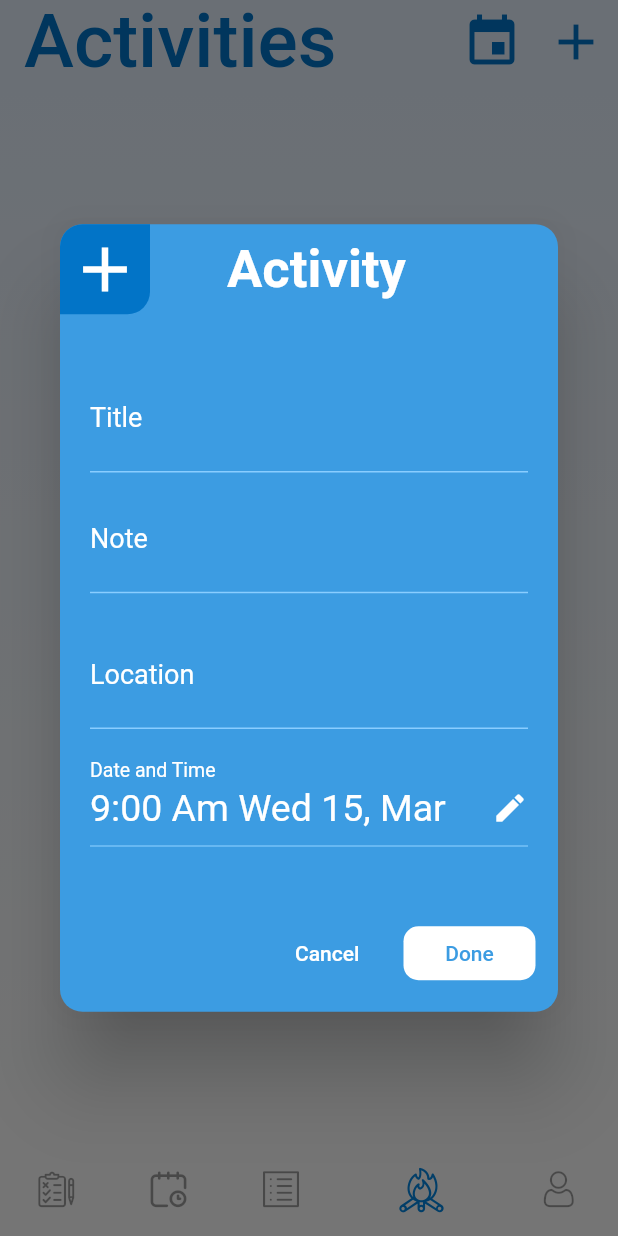
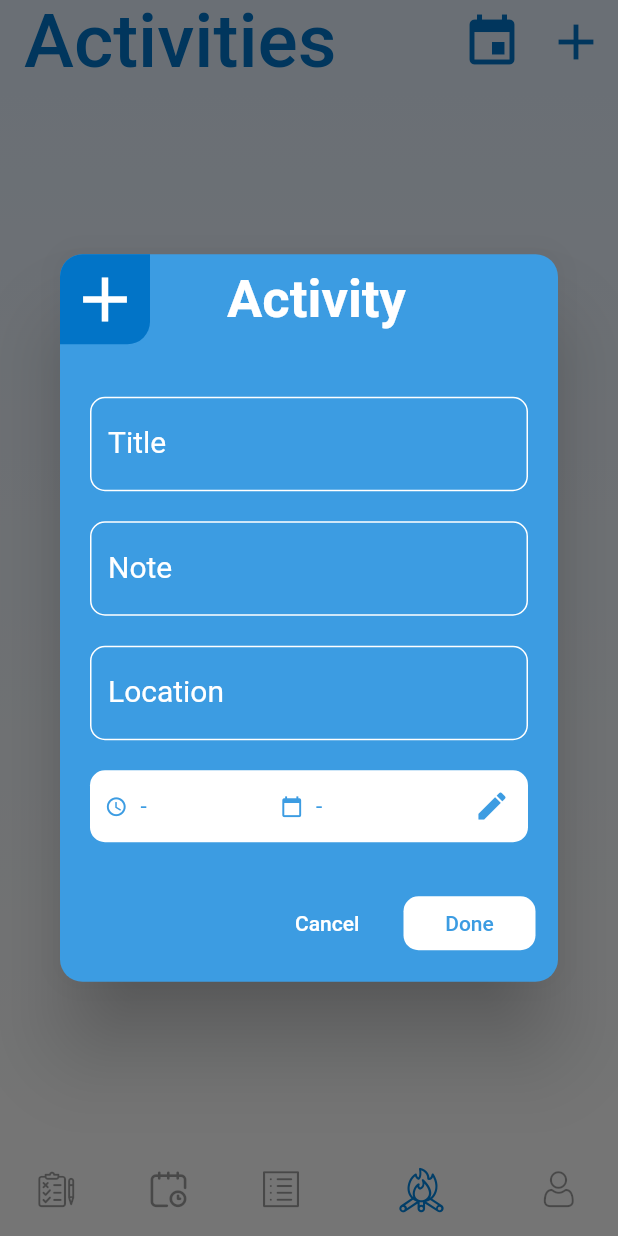
Before and after one commit to abishek-bupathi/college-companion, a Flutter app: the screen it shows after launch, item 4 of the bottom bar chosen, after a tap on the "add" icon, on a phone screen of 412 x 824 dp. Run offline on Flutter 3.47's test engine with Material 2 defaults, Android fonts, the phone set to English and light mode, and no system bars; our stand-ins replace flutter_datetime_picker.

Commit message:
Modified the add task and add event dialog and improved time and date picking

```diff
--- a/lib/activities.dart
+++ b/lib/activities.dart
@@ -1,7 +1,14 @@
 import 'package:flutter/material.dart';
+import 'package:flutter_datetime_picker/flutter_datetime_picker.dart';
+import 'package:intl/intl.dart';
 import './calendar.dart';
 
-class Activities extends StatelessWidget {
+class Activities extends StatefulWidget {
+  @override
+  _ActivitiesState createState() => _ActivitiesState();
+}
+
+class _ActivitiesState extends State<Activities> {
   int color_blue = 0xFF0276CB;
 
   @override
@@ -44,9 +51,11 @@ class Activities extends StatelessWidget {
           )),
     );
   }
+}
 
 AddActivityDialog(BuildContext context) {
-    String date_time = '9:00 Am Wed 15, Mar';
+  String _dateEvent = " - ", _timeEvent = " - ", _note = "", _title = "";
+  var dateWithoutFormat, timeWithoutFormat;
 
   return showDialog(
     barrierDismissible: false,
@@ -57,8 +66,10 @@ class Activities extends StatelessWidget {
             borderRadius: BorderRadius.circular(15),
           ),
           backgroundColor: Color(0xFF3C9CE2),
-            child: Container(
-                height: 525,
+          child: StatefulBuilder(
+              builder: (BuildContext context, StateSetter setState) {
+            return Container(
+                height: 485,
                 child: Column(
                     mainAxisSize: MainAxisSize.min,
                     crossAxisAlignment: CrossAxisAlignment.stretch,
@@ -106,97 +117,166 @@ class Activities extends StatelessWidget {
                                     TextField(
                                       cursorColor: Colors.white,
                                       style: TextStyle(
-                                          color: Colors.white, fontSize: 25),
+                                          color: Colors.white, fontSize: 20),
                                       decoration: InputDecoration(
                                         focusColor: Colors.white,
                                         labelStyle: new TextStyle(
-                                            color: Colors.white, fontSize: 18),
+                                            color: Colors.white, fontSize: 20),
                                         labelText: 'Title',
-                                        enabledBorder: UnderlineInputBorder(
-                                          borderSide: BorderSide(
-                                              color: Color(0xFF89CDFF)),
-                                        ),
-                                        focusedBorder: UnderlineInputBorder(
+                                        enabledBorder: OutlineInputBorder(
                                             borderSide:
                                                 BorderSide(color: Colors.white),
-                                        ),
-                                      ),
-                                    ),
-                                    SizedBox(height: 10),
-                                    TextField(
-                                      cursorColor: Colors.white,
-                                      style: TextStyle(
-                                          color: Colors.white, fontSize: 25),
-                                      decoration: InputDecoration(
-                                        labelText: 'Note',
-                                        focusColor: Colors.white,
-                                        labelStyle: new TextStyle(
-                                            color: Colors.white, fontSize: 18),
-                                        enabledBorder: UnderlineInputBorder(
-                                          borderSide: BorderSide(
-                                              color: Color(0xFF89CDFF)),
-                                        ),
-                                        focusedBorder: UnderlineInputBorder(
+                                            borderRadius:
+                                                BorderRadius.circular(10)),
+                                        focusedBorder: OutlineInputBorder(
                                             borderSide:
                                                 BorderSide(color: Colors.white),
-                                        ),
+                                            borderRadius:
+                                                BorderRadius.circular(10)),
                                       ),
                                     ),
                                     SizedBox(height: 20),
                                     TextField(
                                       cursorColor: Colors.white,
                                       style: TextStyle(
-                                          color: Colors.white, fontSize: 25),
+                                          color: Colors.white, fontSize: 20),
+                                      decoration: InputDecoration(
+                                        labelText: 'Note',
+                                        focusColor: Colors.white,
+                                        labelStyle: new TextStyle(
+                                            color: Colors.white, fontSize: 20),
+                                        enabledBorder: OutlineInputBorder(
+                                            borderSide:
+                                                BorderSide(color: Colors.white),
+                                            borderRadius:
+                                                BorderRadius.circular(10)),
+                                        focusedBorder: OutlineInputBorder(
+                                            borderSide:
+                                                BorderSide(color: Colors.white),
+                                            borderRadius:
+                                                BorderRadius.circular(10)),
+                                      ),
+                                    ),
+                                    SizedBox(height: 20),
+                                    TextField(
+                                      cursorColor: Colors.white,
+                                      style: TextStyle(
+                                          color: Colors.white, fontSize: 20),
                                       decoration: InputDecoration(
                                         labelText: 'Location',
                                         focusColor: Colors.white,
                                         labelStyle: new TextStyle(
-                                            color: Colors.white, fontSize: 18),
-                                        enabledBorder: UnderlineInputBorder(
-                                          borderSide: BorderSide(
-                                              color: Color(0xFF89CDFF)),
-                                        ),
-                                        focusedBorder: UnderlineInputBorder(
+                                            color: Colors.white, fontSize: 20),
+                                        enabledBorder: OutlineInputBorder(
                                             borderSide:
                                                 BorderSide(color: Colors.white),
-                                        ),
+                                            borderRadius:
+                                                BorderRadius.circular(10)),
+                                        focusedBorder: OutlineInputBorder(
+                                            borderSide:
+                                                BorderSide(color: Colors.white),
+                                            borderRadius:
+                                                BorderRadius.circular(10)),
                                       ),
                                     ),
                                     SizedBox(height: 20),
-                                    Column(
-                                      crossAxisAlignment:
-                                          CrossAxisAlignment.start,
-                                      children: <Widget>[
-                                        Text(
-                                          "Date and Time",
-                                          style: TextStyle(
-                                              color: Colors.white,
-                                              fontSize: 13),
-                                          textAlign: TextAlign.left,
-                                        ),
-                                        SizedBox(height: 3),
-                                        Row(
+                                    Container(
+                                        decoration: BoxDecoration(
+                                            shape: BoxShape.rectangle,
+                                            borderRadius:
+                                                BorderRadius.circular(10),
+                                            color: Colors.white),
+                                        padding:
+                                            EdgeInsets.fromLTRB(10, 0, 0, 0),
+                                        child: Row(
                                             mainAxisAlignment:
                                                 MainAxisAlignment.spaceBetween,
                                             children: [
-                                              Text(date_time,
+                                              Row(
+                                                children: <Widget>[
+                                                  Icon(
+                                                    Icons.schedule,
+                                                    color: Color(0xFF3C9CE2),
+                                                    size: 15,
+                                                  ),
+                                                  SizedBox(width: 5),
+                                                  Text(_timeEvent,
                                                       style: TextStyle(
-                                                      color: Colors.white,
-                                                      fontSize: 25)),
-                                              Icon(
-                                                Icons.edit,
-                                                color: Colors.white,
-                                              ),
-                                            ]),
-                                        SizedBox(
-                                          height: 3,
-                                        ),
-                                        Divider(
-                                          thickness: 0.75,
-                                          color: Color(0xFF89CDFF),
-                                        )
+                                                          color:
+                                                              Color(0xFF3C9CE2),
+                                                          fontSize: 15)),
                                                 ],
                                               ),
+                                              Row(
+                                                children: <Widget>[
+                                                  Icon(Icons.calendar_today,
+                                                      color: Color(0xFF3C9CE2),
+                                                      size: 15),
+                                                  SizedBox(width: 5),
+                                                  Text(_dateEvent,
+                                                      style: TextStyle(
+                                                          color:
+                                                              Color(0xFF3C9CE2),
+                                                          fontSize: 15)),
+                                                ],
+                                              ),
+                                              ButtonTheme(
+                                                  minWidth: 5,
+                                                  child: IconButton(
+                                                    icon: Icon(
+                                                      Icons.edit,
+                                                      color: Color(0xFF3C9CE2),
+                                                    ),
+                                                    onPressed: () {
+                                                      DatePicker.showDatePicker(
+                                                          context,
+                                                          showTitleActions:
+                                                              true,
+                                                          minTime: DateTime(
+                                                              2020, 1, 1),
+                                                          maxTime: DateTime(
+                                                              2050, 6, 7),
+                                                          onConfirm: (date) {
+                                                        setState(() {
+                                                          dateWithoutFormat =
+                                                              date;
+                                                          _dateEvent = DateFormat(
+                                                                  "dd MMM, yyyy")
+                                                              .format(
+                                                                  dateWithoutFormat);
+
+                                                          DatePicker
+                                                              .showTime12hPicker(
+                                                                  context,
+                                                                  showTitleActions:
+                                                                      true,
+                                                                  onConfirm:
+                                                                      (time) {
+                                                            setState(() {
+                                                              timeWithoutFormat =
+                                                                  time;
+                                                              _timeEvent = DateFormat(
+                                                                      "hh:mm a")
+                                                                  .format(
+                                                                      timeWithoutFormat);
+                                                            });
+                                                          },
+                                                                  currentTime:
+                                                                      DateTime
+                                                                          .now(),
+                                                                  locale:
+                                                                      LocaleType
+                                                                          .en);
+                                                        });
+                                                      },
+                                                          currentTime:
+                                                              DateTime.now(),
+                                                          locale:
+                                                              LocaleType.en);
+                                                    },
+                                                  )),
+                                            ])),
+
                                     // SizedBox(height: 10),
                                   ])))),
                       Container(
@@ -210,7 +290,9 @@ class Activities extends StatelessWidget {
                                 borderRadius: BorderRadius.circular(10),
                               ),
                               elevation: 0,
-                              onPressed: () {},
+                              onPressed: () {
+                                Navigator.pop(context);
+                              },
                               child: Text(
                                 "Cancel",
                                 style: TextStyle(color: Colors.white),
@@ -233,8 +315,8 @@ class Activities extends StatelessWidget {
                           ],
                         ),
                       )
-                    ])));
+                    ]));
+          }));
     },
   );
 }
-}
```
Also changed, not shown: lib/academic.dart (+58 -59 lines). Lines whose indentation alone changed are shown as unchanged.
